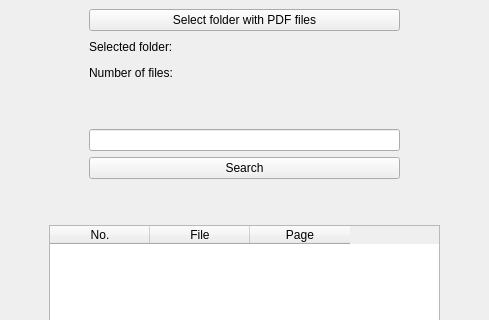
Old version of the form ui/main.ui in the repository Unvire/FastPDFReader; both pictures show x 0 to 489 and y 0 to 320 of the 489 by 641 pixel window.
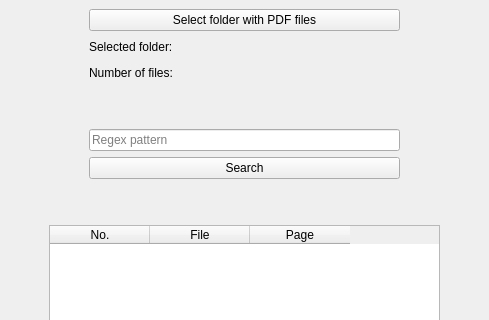
New version of the form.

Diff of the .ui file:
```diff
--- a/ui/main.ui
+++ b/ui/main.ui
@@ -176,7 +176,11 @@
            </spacer>
           </item>
           <item>
-           <widget class="QLineEdit" name="patternEdit"/>
+           <widget class="QLineEdit" name="patternEdit">
+            <property name="placeholderText">
+             <string>Regex pattern</string>
+            </property>
+           </widget>
           </item>
           <item>
            <spacer name="horizontalSpacer_6">
```
